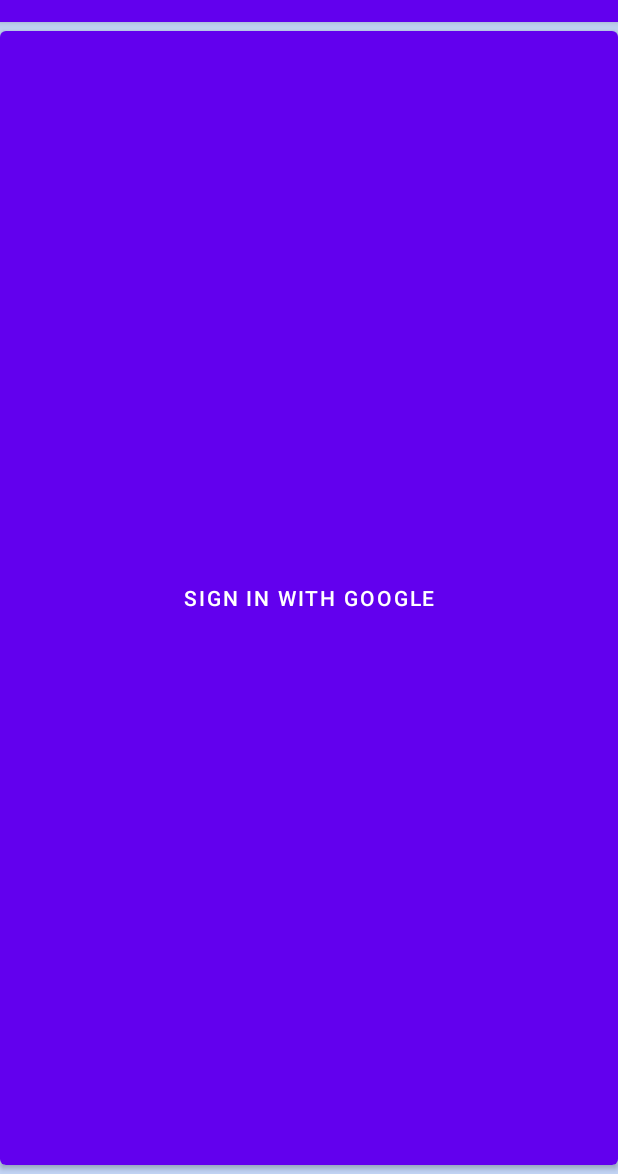
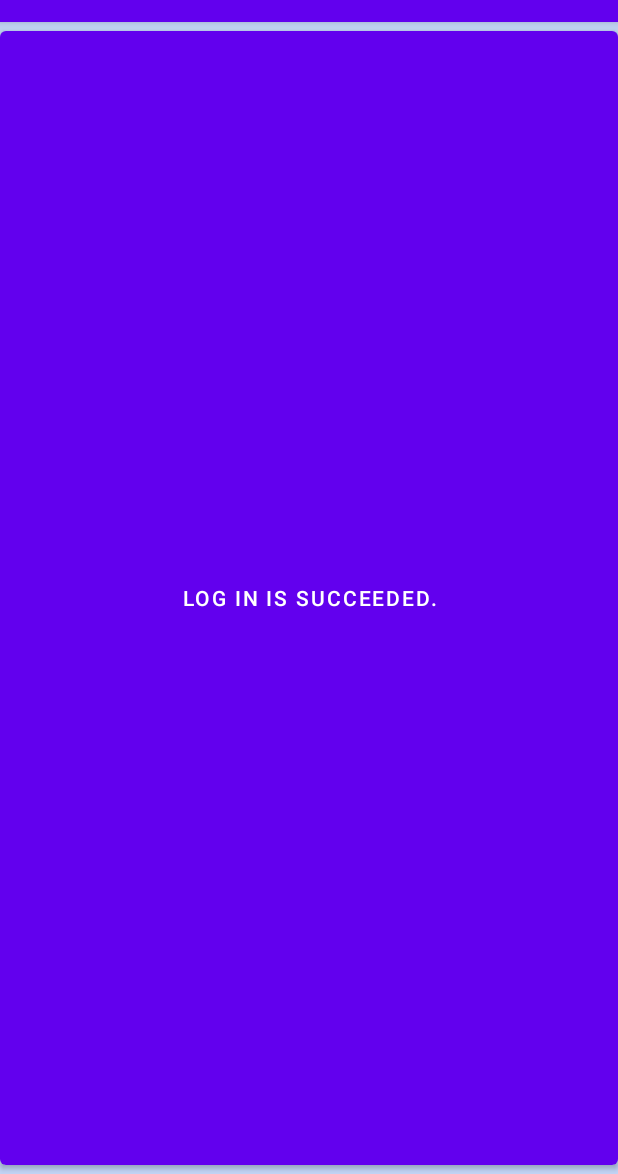
Before and after one commit to OSsunNO/Team9_Mobile_Programming_Project, an Android app: the MainActivity screen opened directly, with no data from a screen before it, on a phone screen of 412 x 824 dp, the part 62-1236 px from its top. Run offline under Robolectric (Android 15) with nearby library versions, the phone set to English and light mode, and no system bars; our stand-ins replace Firebase (no records; nobody signed in at launch, a user with empty details on screens opened directly).

Commit message:
Second commit

```diff
--- a/app/src/main/res/layout/activity_main.xml
+++ b/app/src/main/res/layout/activity_main.xml
@@ -12,7 +12,7 @@
        android:id="@+id/gSignInBtn"
        android:layout_width="match_parent"
        android:layout_height="match_parent"
-       android:text="Sign in with google"
+       android:text="Log In is succeeded."
        tools:layout_editor_absoluteX="-33dp"
        tools:layout_editor_absoluteY="52dp" />
 </androidx.constraintlayout.widget.ConstraintLayout>
```
